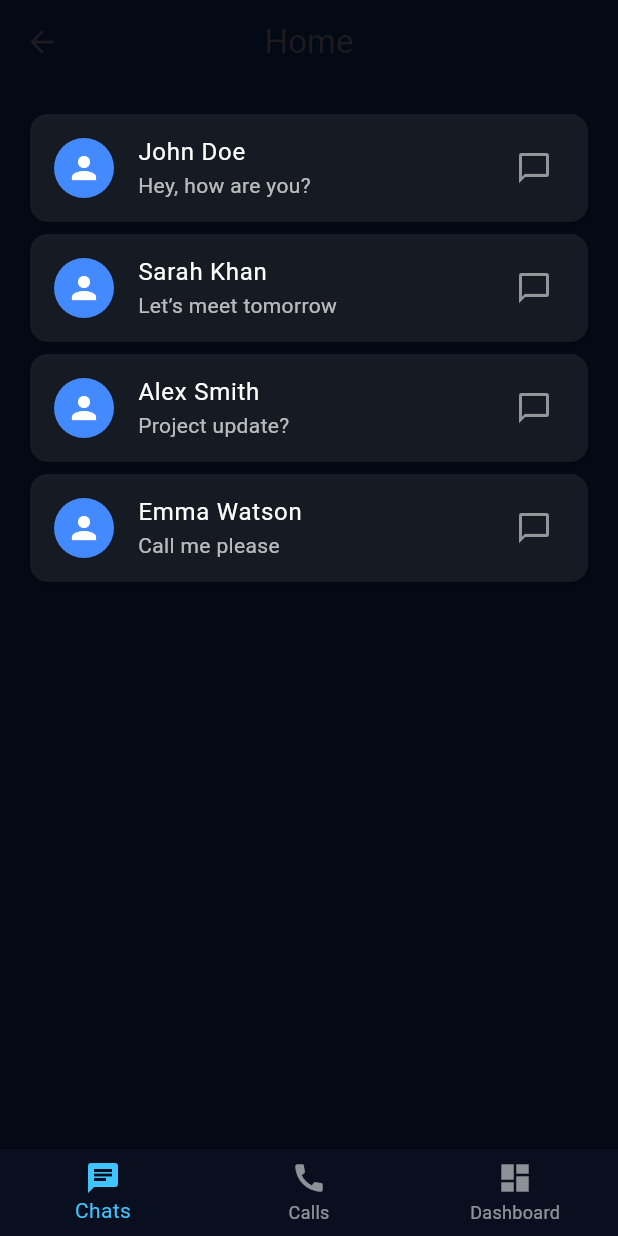
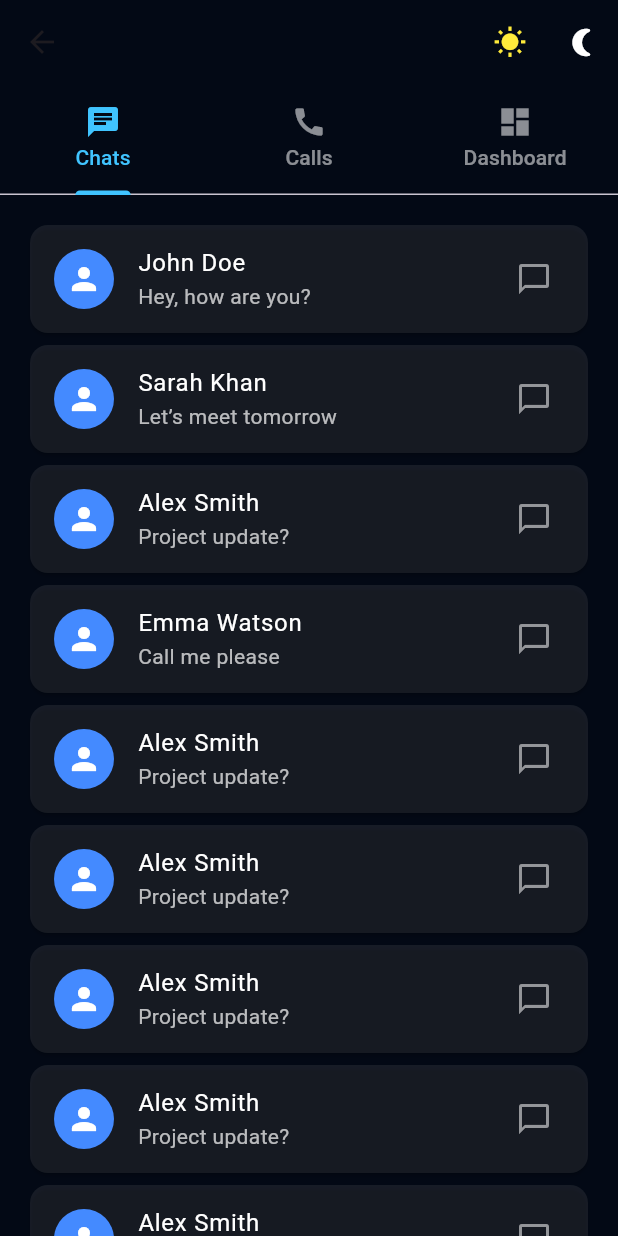
Before and after one commit to mdrajonhossain/freeli_flutter, a Flutter app: the HomePage screen opened by its route, on a phone screen of 412 x 824 dp. Run offline on Flutter 3.47's test engine with Material 3 defaults, Android fonts, the phone set to English and light mode, and no system bars.

```diff
--- a/lib/homepage.dart
+++ b/lib/homepage.dart
@@ -1,31 +1,86 @@
 import 'package:flutter/material.dart';
+import 'AppColors.dart';
 
-class HomePage extends StatefulWidget {
-  const HomePage({super.key});
+class HomePage extends StatelessWidget {
+  final bool isDark;
+  final Function(bool) onThemeChange;
+
+  const HomePage({
+    super.key,
+    required this.isDark,
+    required this.onThemeChange,
+  });
 
   @override
-  State<HomePage> createState() => _HomePageState();
+  Widget build(BuildContext context) {
+    final bgColor = AppColors.getBackgroundColor(isDark);
+
+    return DefaultTabController(
+      length: 3,
+      child: Scaffold(
+        backgroundColor: bgColor,
+
+        /// ================= APP BAR + TOP NAV =================
+        appBar: AppBar(
+          backgroundColor: Colors.transparent,
+          elevation: 0,
+          centerTitle: true,
+          actions: [
+            IconButton(
+              onPressed: () => onThemeChange(false),
+              icon: const Icon(Icons.wb_sunny, size: 22),
+              color: Colors.yellow,
+            ),
+            IconButton(
+              onPressed: () => onThemeChange(true),
+              icon: const Icon(Icons.nightlight_round, size: 22),
+              color: Colors.white,
+            ),
+          ],
+
+          bottom: const TabBar(
+            indicatorColor: Colors.lightBlueAccent,
+            labelColor: Colors.lightBlueAccent,
+            unselectedLabelColor: Colors.white54,
+            tabs: [
+              Tab(icon: Icon(Icons.chat), text: "Chats"),
+              Tab(icon: Icon(Icons.call), text: "Calls"),
+              Tab(icon: Icon(Icons.dashboard), text: "Dashboard"),
+            ],
+          ),
+        ),
+
+        /// ================= TAB CONTENT =================
+        body: const TabBarView(
+          children: [ChatsTab(), CallsTab(), DashboardTab()],
+        ),
+      ),
+    );
+  }
 }
 
-class _HomePageState extends State<HomePage> {
-  int currentIndex = 0;
+/// ================= CHATS TAB =================
+class ChatsTab extends StatelessWidget {
+  const ChatsTab({super.key});
 
   final List<Map<String, String>> users = const [
     {"name": "John Doe", "msg": "Hey, how are you?"},
     {"name": "Sarah Khan", "msg": "Let’s meet tomorrow"},
     {"name": "Alex Smith", "msg": "Project update?"},
     {"name": "Emma Watson", "msg": "Call me please"},
+    {"name": "Alex Smith", "msg": "Project update?"},
+    {"name": "Alex Smith", "msg": "Project update?"},
+    {"name": "Alex Smith", "msg": "Project update?"},
+    {"name": "Alex Smith", "msg": "Project update?"},
+    {"name": "Alex Smith", "msg": "Project update?"},
+    {"name": "Alex Smith", "msg": "Project update?"},
+    {"name": "Alex Smith", "msg": "Project update?"},
   ];
 
-  final List<Map<String, String>> calls = const [
-    {"name": "John Doe", "time": "10:30 AM"},
-    {"name": "Sarah Khan", "time": "Yesterday"},
-    {"name": "Alex Smith", "time": "2 days ago"},
-  ];
-
-  Widget chatsTab() {
+  @override
+  Widget build(BuildContext context) {
     return ListView.builder(
-      padding: const EdgeInsets.all(16),
+      padding: const EdgeInsets.only(top: 16, left: 16, right: 16, bottom: 50),
       itemCount: users.length,
       itemBuilder: (context, index) {
         return Card(
@@ -50,20 +105,34 @@ class _HomePageState extends State<HomePage> {
               Icons.chat_bubble_outline,
               color: Colors.white54,
             ),
-            onTap: () {},
           ),
         );
       },
     );
   }
+}
 
-  Widget callsTab() {
+/// ================= CALLS TAB =================
+class CallsTab extends StatelessWidget {
+  const CallsTab({super.key});
+
+  final List<Map<String, String>> calls = const [
+    {"name": "John Doe", "time": "10:30 AM"},
+    {"name": "Sarah Khan", "time": "Yesterday"},
+    {"name": "Alex Smith", "time": "2 days ago"},
+  ];
+
+  @override
+  Widget build(BuildContext context) {
     return ListView.builder(
       padding: const EdgeInsets.all(16),
       itemCount: calls.length,
       itemBuilder: (context, index) {
         return Card(
           color: Colors.white.withOpacity(0.08),
+          shape: RoundedRectangleBorder(
+            borderRadius: BorderRadius.circular(12),
+          ),
           child: ListTile(
             leading: const Icon(Icons.call, color: Colors.greenAccent),
             title: Text(
@@ -74,33 +143,45 @@ class _HomePageState extends State<HomePage> {
               calls[index]["time"]!,
               style: const TextStyle(color: Colors.white70),
             ),
-            trailing: const Icon(Icons.phone_callback, color: Colors.white54),
+            trailing: const Icon(Icons.phone, color: Colors.white54),
           ),
         );
       },
     );
   }
+}
 
-  Widget dashboardTab() {
-    return Padding(
-      padding: const EdgeInsets.all(20),
+/// ================= DASHBOARD TAB =================
+class DashboardTab extends StatelessWidget {
+  const DashboardTab({super.key});
+
+  @override
+  Widget build(BuildContext context) {
+    return const Padding(
+      padding: EdgeInsets.symmetric(horizontal: 24),
       child: Column(
-        crossAxisAlignment: CrossAxisAlignment.start,
-        children: const [
+        mainAxisAlignment: MainAxisAlignment.center,
+        crossAxisAlignment: CrossAxisAlignment.center,
+        children: [
           Text(
             "Dashboard",
+            textAlign: TextAlign.center,
             style: TextStyle(
               color: Colors.white,
               fontSize: 26,
               fontWeight: FontWeight.bold,
             ),
           ),
+
           SizedBox(height: 15),
+
           Text(
             "Welcome to your dashboard. Here you can manage chats, calls and view system analytics.",
             style: TextStyle(color: Colors.white70, fontSize: 14),
           ),
+
           SizedBox(height: 20),
+
           Text(
             "• Total Users: 120\n• Active Chats: 45\n• Calls Today: 18",
             style: TextStyle(color: Colors.white70, fontSize: 15),
@@ -109,45 +190,4 @@ class _HomePageState extends State<HomePage> {
       ),
     );
   }
-
-  List<Widget> get pages => [chatsTab(), callsTab(), dashboardTab()];
-
-  @override
-  Widget build(BuildContext context) {
-    const bg = Color(0xFF030915);
-
-    return Scaffold(
-      backgroundColor: bg,
-
-      appBar: AppBar(
-        backgroundColor: Colors.transparent,
-        elevation: 0,
-        title: const Text("Home"),
-        centerTitle: true,
-      ),
-
-      body: pages[currentIndex],
-
-      /// ================= BOTTOM NAV =================
-      bottomNavigationBar: BottomNavigationBar(
-        currentIndex: currentIndex,
-        onTap: (index) {
-          setState(() {
-            currentIndex = index;
-          });
-        },
-        backgroundColor: const Color(0xFF0A0F1F),
-        selectedItemColor: Colors.lightBlueAccent,
-        unselectedItemColor: Colors.white54,
-        items: const [
-          BottomNavigationBarItem(icon: Icon(Icons.chat), label: "Chats"),
-          BottomNavigationBarItem(icon: Icon(Icons.call), label: "Calls"),
-          BottomNavigationBarItem(
-            icon: Icon(Icons.dashboard),
-            label: "Dashboard",
-          ),
-        ],
-      ),
-    );
-  }
 }
--- a/lib/main.dart
+++ b/lib/main.dart
@@ -37,7 +37,10 @@ class _MyAppState extends State<MyApp> {
             OtpScreen(isDark: isDark, onThemeChange: toggleTheme),
         "/company": (context) =>
             CompanyListScreen(isDark: isDark, onThemeChange: toggleTheme),
-        "/home": (context) => HomePage(),
+        "/home": (context) =>
+            HomePage(isDark: isDark, onThemeChange: toggleTheme),
+        "/solve": (context) =>
+            SolveScreen(isDark: isDark, onThemeChange: toggleTheme),
       },
     );
   }
```
